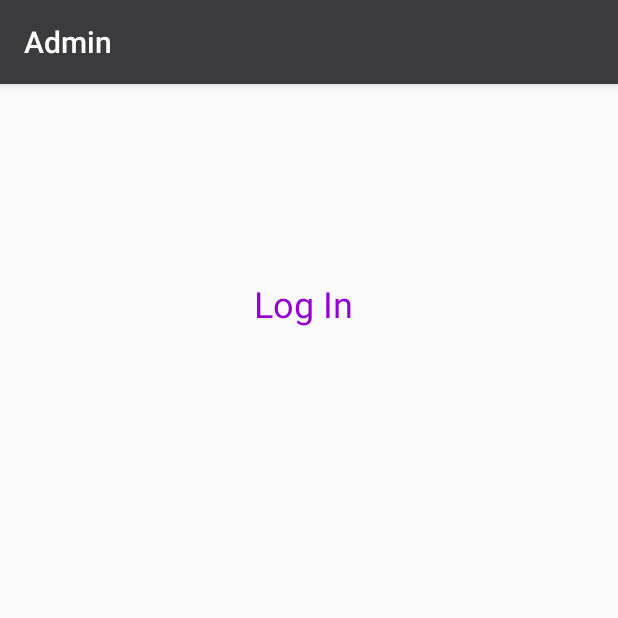
After one commit to nick-bigger/MoG-Kiosk, an Android app: the AdminActivity screen opened directly, with no data from a screen before it, on a phone screen of 412 x 824 dp, the top half of it. The commit adds this screen. Run offline under Robolectric (Android 15) with nearby library versions, the phone set to English and light mode, and no system bars.

Commit message:
added button that leads to login/admin page u feel

```diff
--- a/MoGKiosk/app/src/main/AndroidManifest.xml
+++ b/MoGKiosk/app/src/main/AndroidManifest.xml
@@ -9,6 +9,9 @@
         android:roundIcon="@mipmap/ic_launcher_round"
         android:supportsRtl="true"
         android:theme="@style/AppTheme">
+        <activity
+            android:name=".AdminActivity"
+            android:label="Admin"/>
         <activity
             android:name=".SettingsActivity"
             android:label="@string/title_activity_settings"
--- /dev/null
+++ b/MoGKiosk/app/src/main/java/com/example/mogkiosk/AdminActivity.java
@@ -0,0 +1,15 @@
+package com.example.mogkiosk;
+
+import android.os.Bundle;
+import android.support.v7.app.AppCompatActivity;
+
+
+public class AdminActivity extends AppCompatActivity {
+
+    @Override
+    protected void onCreate(Bundle savedInstanceState) {
+        super.onCreate(savedInstanceState);
+        setContentView(R.layout.admin_main);
+    }
+
+}
--- a/MoGKiosk/app/src/main/java/com/example/mogkiosk/MainActivity.java
+++ b/MoGKiosk/app/src/main/java/com/example/mogkiosk/MainActivity.java
@@ -91,7 +91,10 @@ public class MainActivity extends AppCompatActivity {
         }
     }
 
-
+    public void goToAdmin(View view) {
+        Intent intent = new Intent(this, AdminActivity.class);
+        startActivity(intent);
+    }
 
 
     /**
--- /dev/null
+++ b/MoGKiosk/app/src/main/res/layout/admin_main.xml
@@ -0,0 +1,29 @@
+<?xml version="1.0" encoding="utf-8"?>
+<android.support.constraint.ConstraintLayout xmlns:android="http://schemas.android.com/apk/res/android"
+    xmlns:app="http://schemas.android.com/apk/res-auto"
+    xmlns:tools="http://schemas.android.com/tools"
+    android:layout_width="match_parent"
+    android:layout_height="match_parent">
+    android:fitsSystemWindows="true"
+    tools:context=".AdminActivity">
+
+    <TextView
+        android:id="@+id/login"
+        android:layout_width="73dp"
+        android:layout_height="39dp"
+        android:layout_marginStart="8dp"
+        android:layout_marginLeft="8dp"
+        android:layout_marginTop="8dp"
+        android:layout_marginEnd="8dp"
+        android:layout_marginRight="8dp"
+        android:layout_marginBottom="8dp"
+        android:text="@string/log_in"
+        android:textColor="#9400D3"
+        android:textSize="24dp"
+        android:visibility="visible"
+        app:layout_constraintBottom_toBottomOf="parent"
+        app:layout_constraintEnd_toEndOf="parent"
+        app:layout_constraintStart_toStartOf="parent"
+        app:layout_constraintTop_toTopOf="parent"
+        app:layout_constraintVertical_bias="0.171" />
+</android.support.constraint.ConstraintLayout>
--- a/MoGKiosk/app/src/main/res/values/strings.xml
+++ b/MoGKiosk/app/src/main/res/values/strings.xml
@@ -75,4 +75,6 @@
     <string name="pref_ringtone_silent">Silent</string>
 
     <string name="pref_title_vibrate">Vibrate</string>
+    <string name="admin">Admin</string>
+    <string name="log_in">Log In</string>
 </resources>
```
Also changed, not shown: MoGKiosk/app/src/main/res/layout/activity_main.xml (+13 -4 lines).
